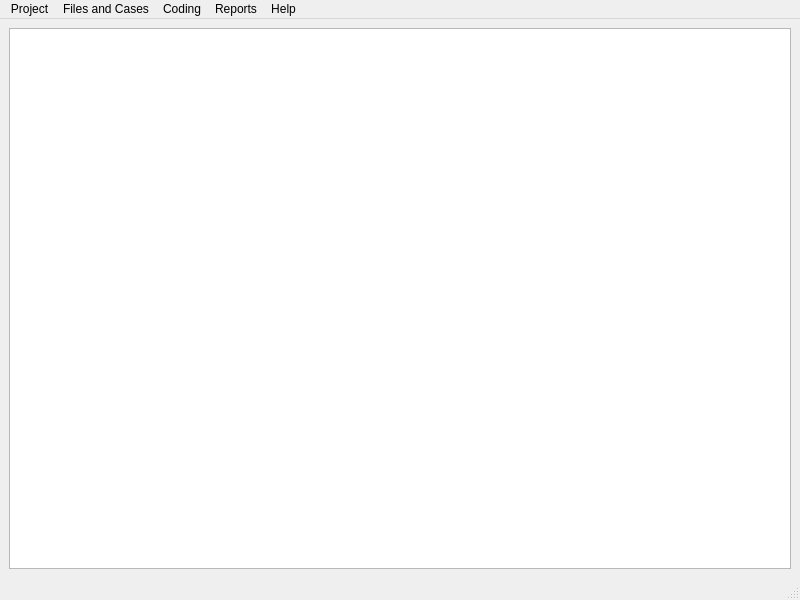
Above: GUI_UIs/ui_main.ui from ccbogel/QualCoder before the change. Below: the same form after it.
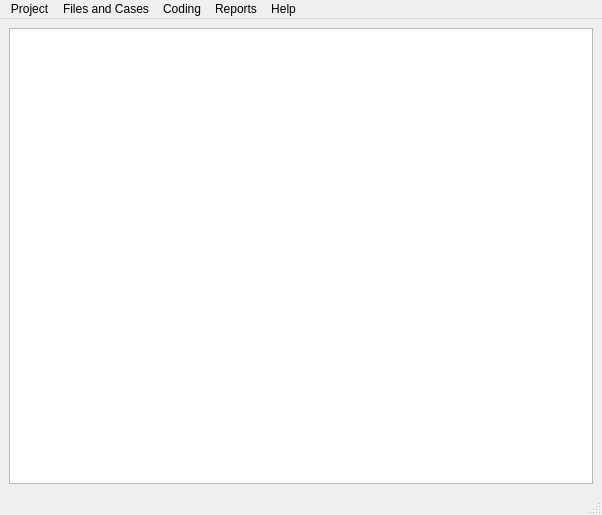
That is the form after the change.

Commit message: reduced window size, 602x515

Patch:
```diff
--- a/GUI_UIs/ui_main.ui
+++ b/GUI_UIs/ui_main.ui
@@ -6,8 +6,8 @@
    <rect>
     <x>0</x>
     <y>0</y>
-    <width>800</width>
-    <height>600</height>
+    <width>602</width>
+    <height>515</height>
    </rect>
   </property>
   <property name="windowTitle">
@@ -25,7 +25,7 @@
     <rect>
      <x>0</x>
      <y>0</y>
-     <width>800</width>
+     <width>602</width>
      <height>22</height>
     </rect>
    </property>
```
